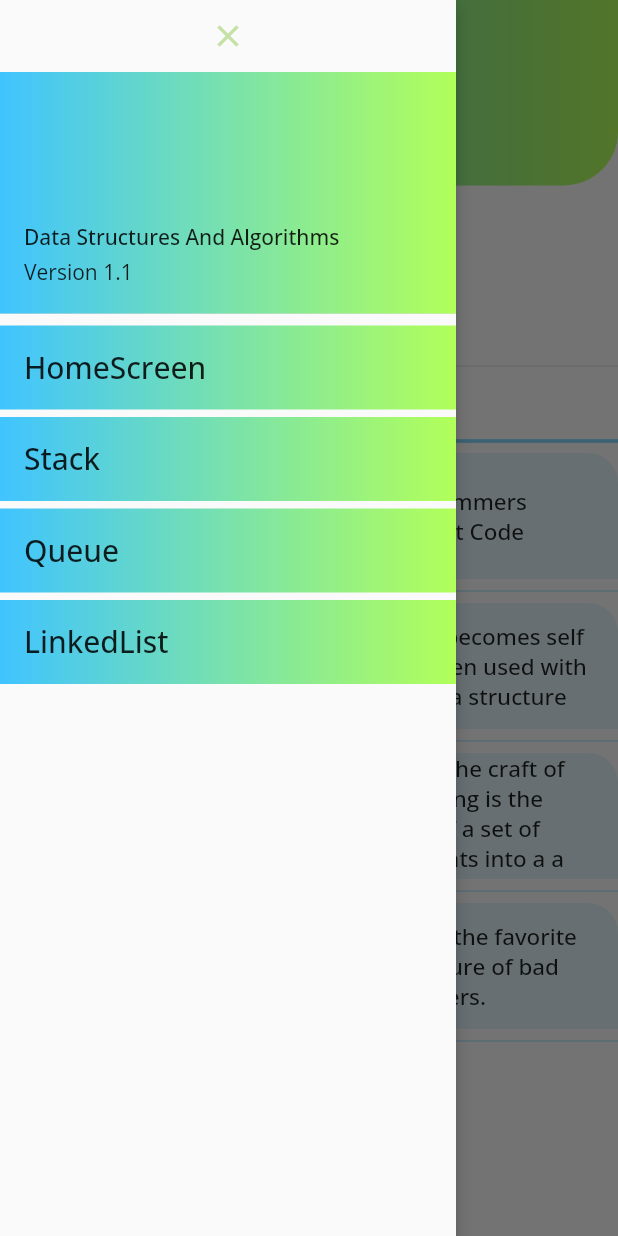
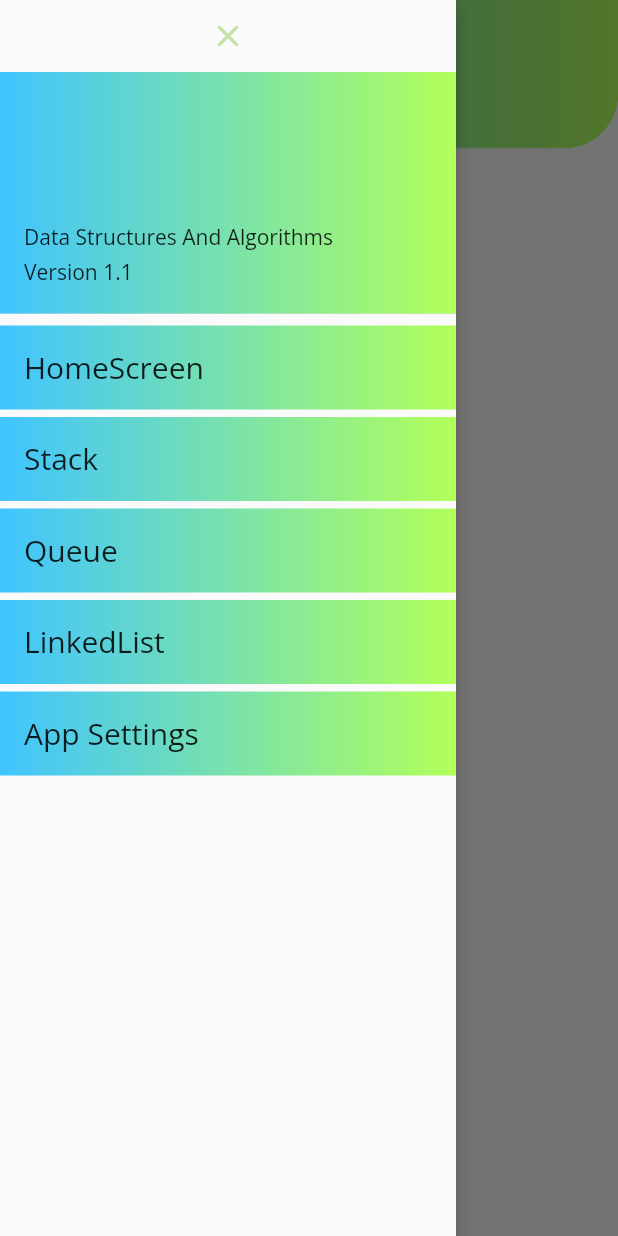
Before and after one commit to parthsarthibissa/data_structures, a Flutter app: the screen it shows after launch, with the side drawer open, on a phone screen of 412 x 824 dp. Run offline on Flutter 3.47's test engine with Material 2 defaults, Android fonts, the phone set to English and light mode, and no system bars; our stand-ins replace google_fonts; missing offline and left inert: splash_screen_view.

Commit message:
Some Major Changes

```diff
--- a/lib/components/cards.dart
+++ /dev/null
@@ -1,56 +0,0 @@
-import 'package:data_structures/components/textStyle.dart';
-import 'package:flutter/cupertino.dart';
-import 'package:flutter/material.dart';
-import 'package:data_structures/constants.dart';
-
-class Cardshow extends StatelessWidget {
-  final String quote1;
-  final String quote2;
-  const Cardshow({this.quote1, this.quote2});
-  @override
-  Widget build(BuildContext context) {
-    Size size = MediaQuery.of(context).size;
-    return Column(
-      children: [
-        Row(
-          children: <Widget>[
-            SizedBox(
-              width: size.width / 2,
-              height: 84,
-              child: FlatButton(
-                shape: RoundedRectangleBorder(
-                  borderRadius: BorderRadius.only(
-                      topRight: Radius.circular(appPadding),
-                      topLeft: Radius.circular(appPadding)),
-                ),
-                color: Colors.lightBlue[100],
-                onPressed: () {},
-                child: MyTextStyle(
-                  text: quote1,
-                  size: 15,
-                ),
-              ),
-            ),
-            SizedBox(
-              width: size.width / 2,
-              height: 84,
-              child: FlatButton(
-                shape: RoundedRectangleBorder(
-                  borderRadius: BorderRadius.only(
-                      topLeft: Radius.circular(appPadding),
-                      topRight: Radius.circular(appPadding)),
-                ),
-                color: Colors.lightBlue.withOpacity(0.1),
-                onPressed: () {},
-                child: MyTextStyle(
-                  text: quote2,
-                  size: 15,
-                ),
-              ),
-            ),
-          ],
-        ),
-      ],
-    );
-  }
-}
--- a/lib/components/drawer.dart
+++ b/lib/components/drawer.dart
@@ -92,6 +92,21 @@ class MyAppDrawer extends StatelessWidget {
                 },
               )),
           SizedBox(height: 5),
+          Container(
+              decoration: BoxDecoration(
+                  gradient: LinearGradient(colors: [
+                Colors.lightBlueAccent[200],
+                Colors.lightGreenAccent[200]
+              ])),
+              child: ListTile(
+                title: MyTextStyle(
+                  text: 'App Settings',
+                  size: 20,
+                ),
+                onTap: () {
+                  return Navigator.popAndPushNamed(context, '/settings');
+                },
+              )),
         ],
       ),
     );
--- a/lib/components/header.dart
+++ b/lib/components/header.dart
@@ -14,7 +14,8 @@ class Header extends StatelessWidget {
       child: Stack(
         children: [
           Container(
-            height: size.height * 0.15,
+            height: size.height * 0.12,
+            width: size.width,
             decoration: BoxDecoration(
               gradient: LinearGradient(colors: [
                 Colors.lightBlueAccent[200],
--- a/lib/components/textStyle.dart
+++ b/lib/components/textStyle.dart
@@ -5,13 +5,18 @@ class MyTextStyle extends StatelessWidget {
   final String text;
   final double size;
   final Color fontColor;
-  const MyTextStyle({@required this.text, this.size, this.fontColor});
+  final bool bold;
+  const MyTextStyle(
+      {@required this.text, this.size, this.fontColor, this.bold = false});
 
   @override
   Widget build(BuildContext context) {
     return Text(
       text,
-      style: GoogleFonts.openSans(fontSize: size, color: fontColor),
+      style: GoogleFonts.openSans(
+          fontSize: size,
+          color: fontColor,
+          fontWeight: bold ? FontWeight.bold : FontWeight.normal),
     );
   }
 }
--- a/lib/constants.dart
+++ b/lib/constants.dart
@@ -1 +1 @@
-const double appPadding = 20.0;
+const double appPadding = 15.0;
--- a/lib/main.dart
+++ b/lib/main.dart
@@ -1,4 +1,3 @@
-import 'package:data_structures/components/cards.dart';
 import 'package:data_structures/components/drawer.dart';
 import 'package:data_structures/components/header.dart';
 import 'package:data_structures/components/textStyle.dart';
@@ -8,6 +7,7 @@ import 'package:data_structures/screens/linkedlist/linkedlistworking.dart';
 import 'package:data_structures/screens/queue/queue.dart';
 import 'package:data_structures/screens/queue/queuecomp.dart';
 import 'package:data_structures/screens/queue/qworking.dart';
+import 'package:data_structures/screens/settings/appsettings.dart';
 import 'package:data_structures/screens/splashscreen.dart';
 import 'package:data_structures/screens/stack/stack.dart';
 import 'package:data_structures/screens/stack/stackcomp.dart';
@@ -35,7 +35,8 @@ void main() => runApp(MaterialApp(
         '/splash': (_) => SplashScreen(),
         '/LLdata': (_) => LinkedListData(),
         '/LLworking': (_) => LinkedListWorking(),
-        '/LLcomp': (_) => LinkedListComp()
+        '/LLcomp': (_) => LinkedListComp(),
+        '/settings': (_) => AppSettings()
       },
       initialRoute: '/splash',
     ));
@@ -59,52 +60,9 @@ class _HomePageState extends State<HomePage> {
                   size: size,
                   title: 'Data Structures And Algorithms',
                 ),
-                Divider(),
                 MyTextStyle(
-                  text: 'Quotes Section',
-                  size: 25,
-                ),
-                Divider(
-                  color: Colors.lightBlue[200].withOpacity(1),
-                  thickness: 2.5,
-                ),
-                Cardshow(
-                  quote1: 'Good Programmers Worry about Data Structures',
-                  quote2: 'Bad Programmers worry about Code',
-                ),
-                Divider(
-                  color: Colors.lightBlue[200].withOpacity(1),
-                  thickness: .5,
-                ),
-                Cardshow(
-                  quote1:
-                      'Smart data structures and dumb code works a lot better than the other way around.',
-                  quote2:
-                      'Algorithm becomes self evident when used with correct data structure',
-                ),
-                Divider(
-                  color: Colors.lightBlue[200].withOpacity(1),
-                  thickness: .5,
-                ),
-                Cardshow(
-                  quote1:
-                      'It is better to have 100 functions operate on one data structure than to have 10 functions operate on 10 data structures.',
-                  quote2:
-                      'Generally, the craft of programming is the factoring of a set of requirements into a a set of functions and data structures',
-                ),
-                Divider(
-                  color: Colors.lightBlue[200].withOpacity(1),
-                  thickness: .5,
-                ),
-                Cardshow(
-                  quote1:
-                      'A data structure is just a stupid programming language.',
-                  quote2:
-                      'Strings are the favorite data structure of bad programmers.',
-                ),
-                Divider(
-                  color: Colors.lightBlue[200].withOpacity(1),
-                  thickness: .5,
+                  text: 'Welcome!',
+                  size: 20,
                 ),
               ],
             ))));
--- a/lib/screens/splashscreen.dart
+++ b/lib/screens/splashscreen.dart
@@ -6,12 +6,13 @@ class SplashScreen extends StatelessWidget {
   @override
   Widget build(BuildContext context) {
     return SplashScreenView(
-      imageSrc: 'assets/images.jpg',
+      imageSrc: 'assets/images.png',
       home: HomePage(),
-      duration: 6000,
-      backgroundColor: Colors.white,
+      duration: 5000,
+      backgroundColor: Colors.black,
       text: 'Data Structures And Algorithms',
       textType: TextType.TyperAnimatedText,
+      textStyle: TextStyle(color: Colors.lightGreenAccent),
     );
   }
 }
```
Also changed, not shown: lib/screens/linkedlist/linkedlistdata.dart (+7 -1 lines), lib/screens/linkedlist/linkedlistworking.dart (+8 -3 lines), lib/screens/queue/queue.dart (+7 -6 lines), lib/screens/queue/qworking.dart (+17 -6 lines), lib/screens/settings/appsettings.dart (added, +60 -0 lines), lib/screens/stack/working.dart (+18 -6 lines), assets/Linkedlist.png, assets/Queue.png, assets/Stack.png, assets/images.jpg (deleted), assets/images.png (added).
